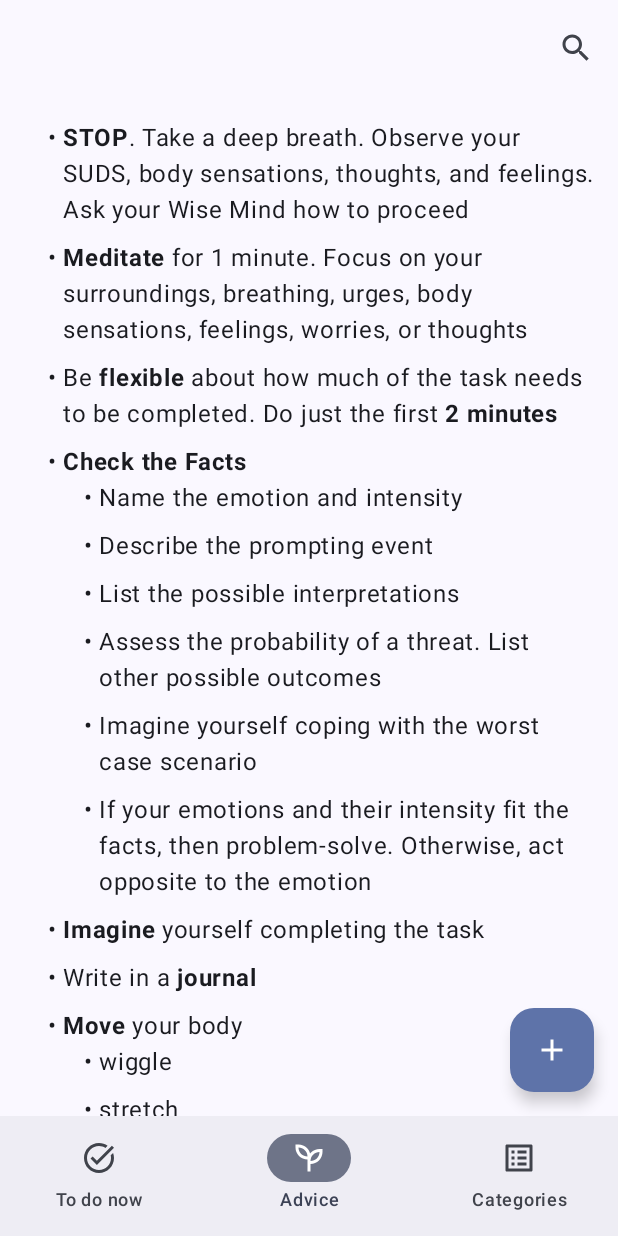
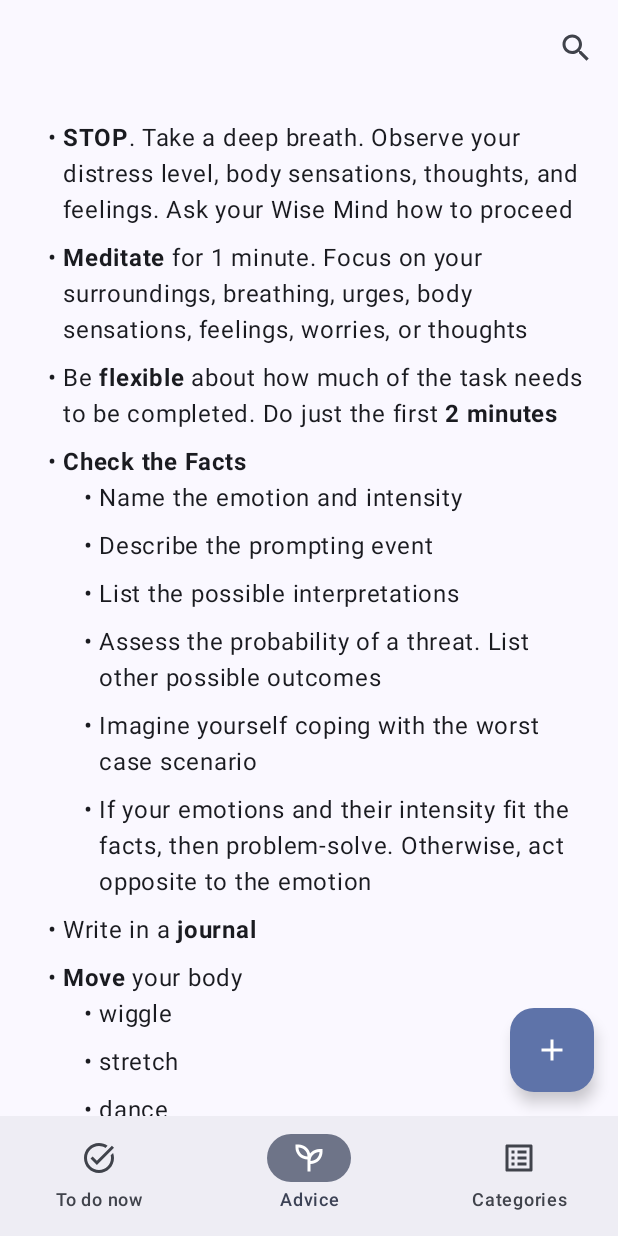
Before and after one commit to evaogbe/diswantin-android, an Android app built with Jetpack Compose: the AdviceScreen screen opened through its navigation route, on a phone screen of 412 x 824 dp. Run offline under Robolectric (Android 15) with nearby library versions, the phone set to English and light mode, and no system bars; our stand-ins replace Dagger/Hilt's generated code, Room's generated code, Timber.

Commit message:
💬Remove imagine suggestion

```diff
--- a/app/src/main/java/io/github/evaogbe/diswantin/task/ui/AdviceScreen.kt
+++ b/app/src/main/java/io/github/evaogbe/diswantin/task/ui/AdviceScreen.kt
@@ -79,7 +79,6 @@
                             )
                         }.toImmutableList()
                     ),
-                    BulletedItem(annotatedStringResource(R.string.suggestion_item_imagine)),
                     BulletedItem(annotatedStringResource(R.string.suggestion_item_journal)),
                     BulletedItem(
                         annotatedStringResource(R.string.suggestion_item_move),
--- a/app/src/main/res/values/strings.xml
+++ b/app/src/main/res/values/strings.xml
@@ -113,7 +113,6 @@
     </string-array>
     <string name="suggestion_item_day_off"><![CDATA[Plan a <b>day off</b>]]></string>
     <string name="suggestion_item_friend"><![CDATA[Call/text/video chat/visit a <b>friend</b>. Try to brighten their day or ask them if you can vent]]></string>
-    <string name="suggestion_item_imagine"><![CDATA[<b>Imagine</b> yourself completing the task]]></string>
     <string name="suggestion_item_journal"><![CDATA[Write in a <b>journal</b>]]></string>
     <string name="suggestion_item_meditate"><![CDATA[<b>Meditate</b> for 1 minute. Focus on your surroundings, breathing, urges, body sensations, feelings, worries, or thoughts]]></string>
     <string name="suggestion_item_meds"><![CDATA[Talk to your doctor about a <b>medication</b> adjustment]]></string>
@@ -128,7 +127,7 @@
         <item>go to the library</item>
     </string-array>
     <string name="suggestion_item_snack"><![CDATA[Hungry? Grab a <b>snack</b>]]></string>
-    <string name="suggestion_item_stop"><![CDATA[<b>STOP</b>. Take a deep breath. Observe your SUDS, body sensations, thoughts, and feelings. Ask your Wise Mind how to proceed]]></string>
+    <string name="suggestion_item_stop"><![CDATA[<b>STOP</b>. Take a deep breath. Observe your distress level, body sensations, thoughts, and feelings. Ask your Wise Mind how to proceed]]></string>
     <string name="task_category_detail_delete_error">Something went wrong deleting the category</string>
     <string name="task_category_detail_fetch_error">Something went wrong loading the category</string>
     <string name="task_category_form_fetch_error">Something went wrong loading the category</string>
```
